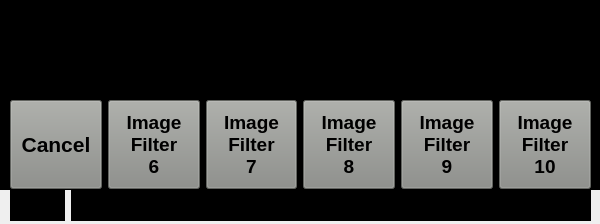
This is Proj/code/LS/LSApp/imgfiltwindow.ui in ElectroQuanta/MDO as Qt 5 draws it before an edit. The edited form follows.
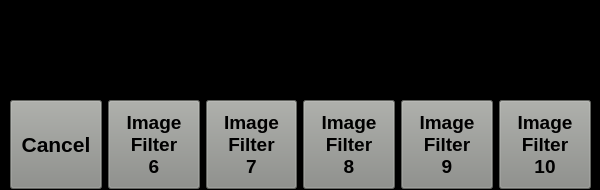
This is the edited form. Icons and pictures are not drawn.

Commit message: FIX: LS: Status bar common for all windows

What changed in the file:
```diff
--- a/Proj/code/LS/LSApp/imgfiltwindow.ui
+++ b/Proj/code/LS/LSApp/imgfiltwindow.ui
@@ -7,7 +7,7 @@
     <x>0</x>
     <y>0</y>
     <width>600</width>
-    <height>224</height>
+    <height>190</height>
    </rect>
   </property>
   <property name="windowTitle">
@@ -992,62 +992,6 @@
     </widget>
    </widget>
   </widget>
-  <widget class="QWidget" name="horizontalLayoutWidget_9">
-   <property name="geometry">
-    <rect>
-     <x>10</x>
-     <y>190</y>
-     <width>581</width>
-     <height>31</height>
-    </rect>
-   </property>
-   <layout class="QHBoxLayout" name="horizontalLayout_5">
-    <item>
-     <widget class="QLabel" name="label_13">
-      <property name="sizePolicy">
-       <sizepolicy hsizetype="Fixed" vsizetype="Expanding">
-        <horstretch>0</horstretch>
-        <verstretch>0</verstretch>
-       </sizepolicy>
-      </property>
-      <property name="font">
-       <font>
-        <pointsize>12</pointsize>
-        <bold>true</bold>
-       </font>
-      </property>
-      <property name="styleSheet">
-       <string notr="true">background-color: rgb(0, 0, 0);</string>
-      </property>
-      <property name="text">
-       <string>Status:</string>
-      </property>
-     </widget>
-    </item>
-    <item>
-     <widget class="QLabel" name="label_status">
-      <property name="sizePolicy">
-       <sizepolicy hsizetype="Preferred" vsizetype="Expanding">
-        <horstretch>0</horstretch>
-        <verstretch>0</verstretch>
-       </sizepolicy>
-      </property>
-      <property name="font">
-       <font>
-        <pointsize>14</pointsize>
-        <bold>true</bold>
-       </font>
-      </property>
-      <property name="styleSheet">
-       <string notr="true">background-color: rgb(0, 0, 0);</string>
-      </property>
-      <property name="text">
-       <string/>
-      </property>
-     </widget>
-    </item>
-   </layout>
-  </widget>
  </widget>
  <resources>
   <include location="resources.qrc"/>
```
The commit also changes 9 other files.
